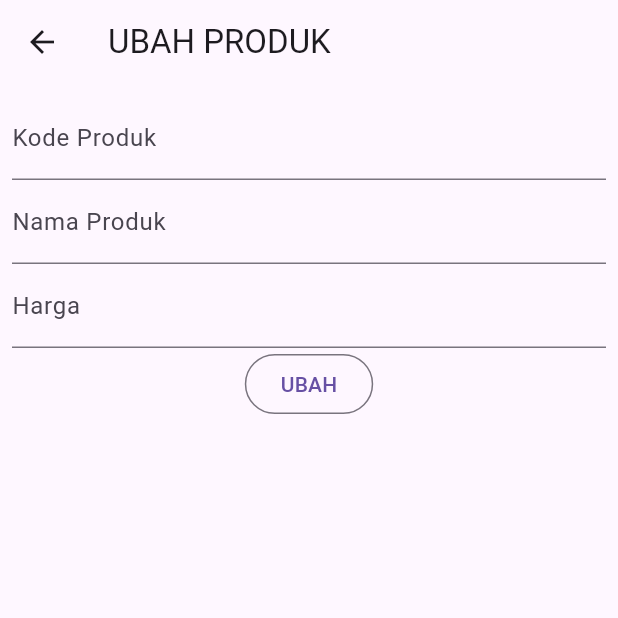
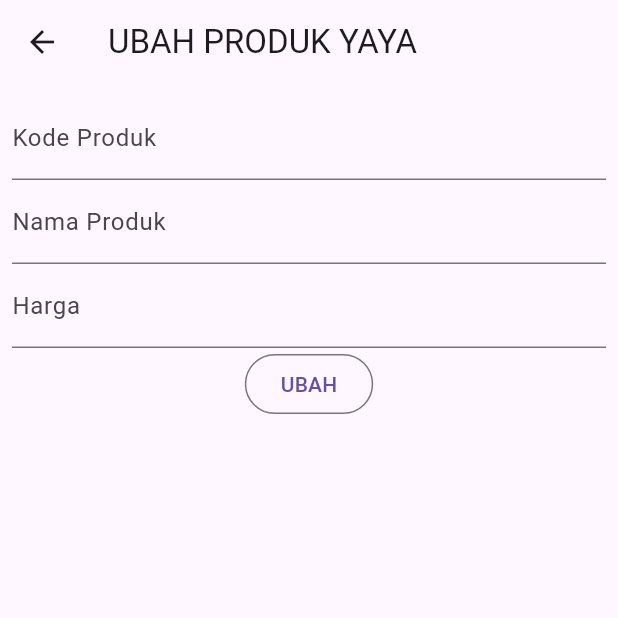
Before and after one commit to Ismafdz/H1D023107_TUGAS9, a Flutter app: the ProdukDetail screen opened directly with empty values, after a tap on "EDIT", on a phone screen of 412 x 824 dp, the top half of it. Run offline on Flutter 3.47's test engine with Material 3 defaults, Android fonts, the phone set to English and light mode, and no system bars; accounts and stored records are empty.

Commit message:
Update nama di Judul Halaman

```diff
--- a/lib/ui/login_page.dart
+++ b/lib/ui/login_page.dart
@@ -18,7 +18,7 @@ class _LoginPageState extends State<LoginPage> {
   Widget build(BuildContext context) {
     return Scaffold(
       appBar: AppBar(
-        title: const Text('Login'),
+        title: const Text('Login Yaya'),
       ),
       body: SingleChildScrollView(
         child: Padding(
--- a/lib/ui/produk_detail.dart
+++ b/lib/ui/produk_detail.dart
@@ -17,7 +17,7 @@ class _ProdukDetailState extends State<ProdukDetail> {
   Widget build(BuildContext context) {
     return Scaffold(
       appBar: AppBar(
-        title: const Text('Detail Produk'),
+        title: const Text('Detail Produk Yaya'),
       ),
       body: Center(
         child: Column(
--- a/lib/ui/produk_form.dart
+++ b/lib/ui/produk_form.dart
@@ -13,7 +13,7 @@ class ProdukForm extends StatefulWidget {
 class _ProdukFormState extends State<ProdukForm> {
   final _formKey = GlobalKey<FormState>();
   bool _isLoading = false;
-  String judul = "TAMBAH PRODUK";
+  String judul = "TAMBAH PRODUK YAYA";
   String tombolSubmit = "SIMPAN";
   final _kodeProdukTextboxController = TextEditingController();
   final _namaProdukTextboxController = TextEditingController();
@@ -28,7 +28,7 @@ class _ProdukFormState extends State<ProdukForm> {
   isUpdate() {
     if (widget.produk != null) {
       setState(() {
-        judul = "UBAH PRODUK";
+        judul = "UBAH PRODUK YAYA";
         tombolSubmit = "UBAH";
         _kodeProdukTextboxController.text = widget.produk!.kodeProduk!;
         _namaProdukTextboxController.text = widget.produk!.namaProduk!;
--- a/lib/ui/produk_page.dart
+++ b/lib/ui/produk_page.dart
@@ -15,7 +15,7 @@ class _ProdukPageState extends State<ProdukPage> {
   Widget build(BuildContext context) {
     return Scaffold(
       appBar: AppBar(
-        title: const Text('List Produk'),
+        title: const Text('List Produk Yaya'),
         actions: [
           Padding(
             padding: const EdgeInsets.only(right: 20.0),
```
